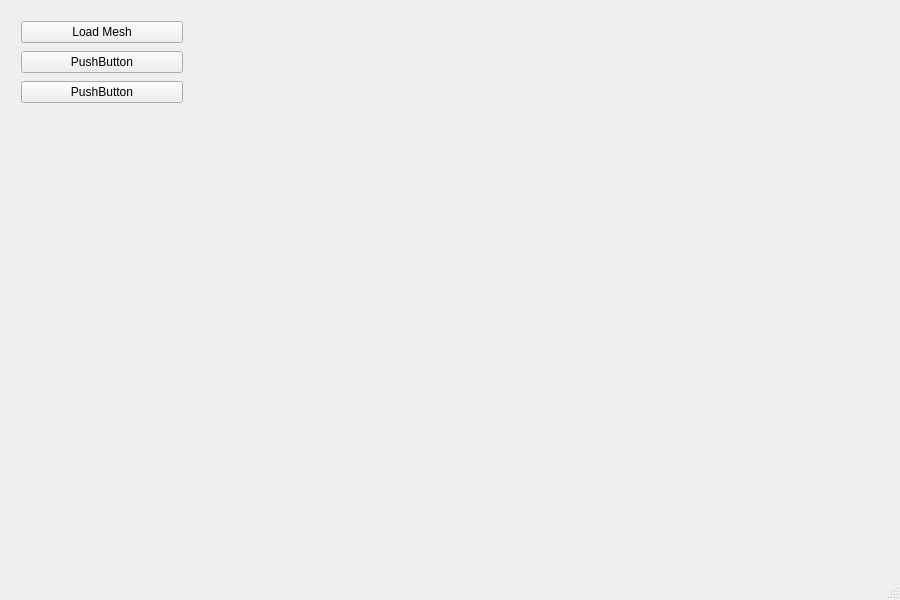
First picture: the form in mainwindow.ui, repository sgtPepper815/Vulkan-Renderer, before the edit.
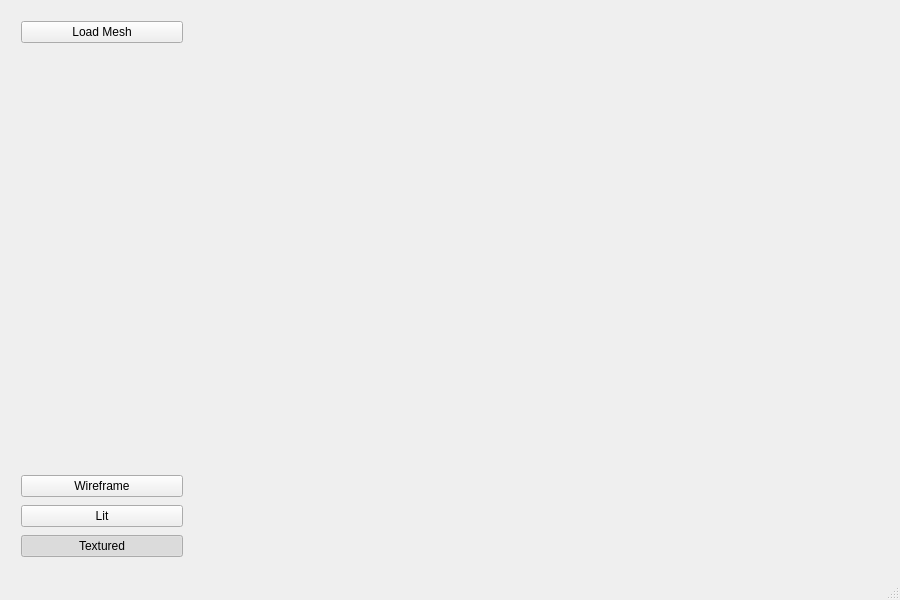
Second picture: the form after the edit.

Commit message: wireframe lit and textured view

The edit to the form file:
```diff
--- a/mainwindow.ui
+++ b/mainwindow.ui
@@ -55,20 +55,6 @@
          </property>
         </widget>
        </item>
-       <item>
-        <widget class="QPushButton" name="pushButton_2">
-         <property name="text">
-          <string>PushButton</string>
-         </property>
-        </widget>
-       </item>
-       <item>
-        <widget class="QPushButton" name="pushButton">
-         <property name="text">
-          <string>PushButton</string>
-         </property>
-        </widget>
-       </item>
        <item>
         <spacer name="sidebarSpacer">
          <property name="orientation">
@@ -82,6 +68,39 @@
          </property>
         </spacer>
        </item>
+       <item>
+        <widget class="QPushButton" name="wireframeBtn">
+         <property name="text">
+          <string>Wireframe</string>
+         </property>
+         <property name="checkable">
+          <bool>true</bool>
+         </property>
+        </widget>
+       </item>
+       <item>
+        <widget class="QPushButton" name="litBtn">
+         <property name="text">
+          <string>Lit</string>
+         </property>
+         <property name="checkable">
+          <bool>true</bool>
+         </property>
+        </widget>
+       </item>
+       <item>
+        <widget class="QPushButton" name="texturedBtn">
+         <property name="text">
+          <string>Textured</string>
+         </property>
+         <property name="checkable">
+          <bool>true</bool>
+         </property>
+         <property name="checked">
+          <bool>true</bool>
+         </property>
+        </widget>
+       </item>
       </layout>
      </widget>
     </item>
```
Left out of the diff: 4 changed lines with no effect on the pictures. The commit also changes 44 other files.
